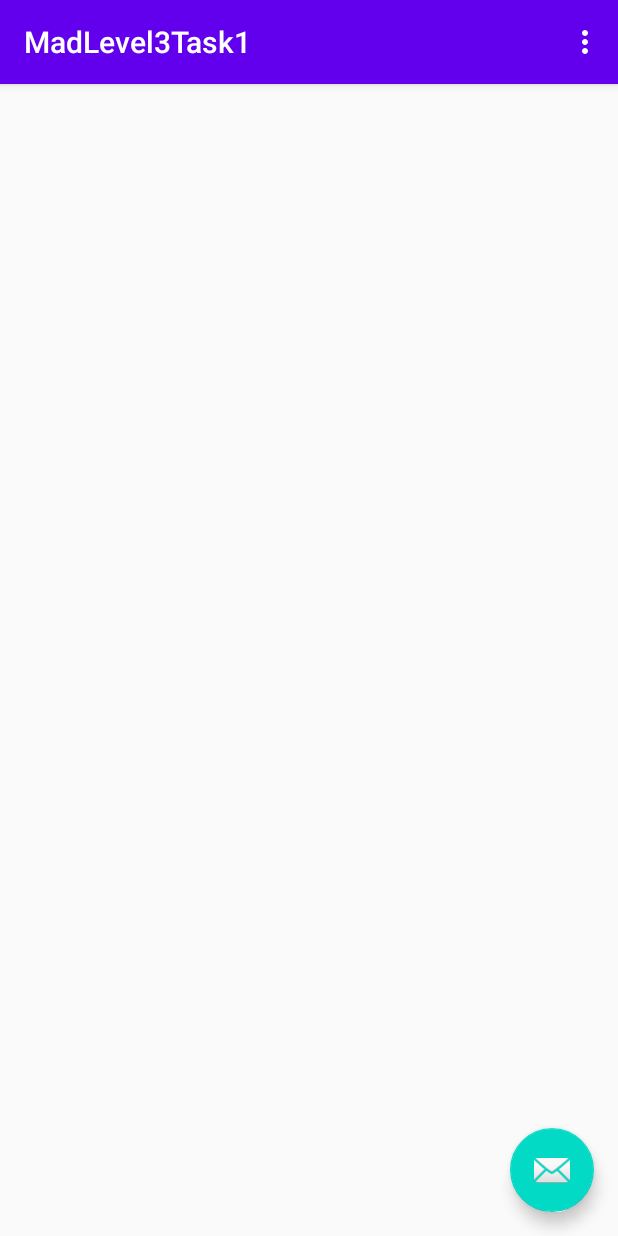
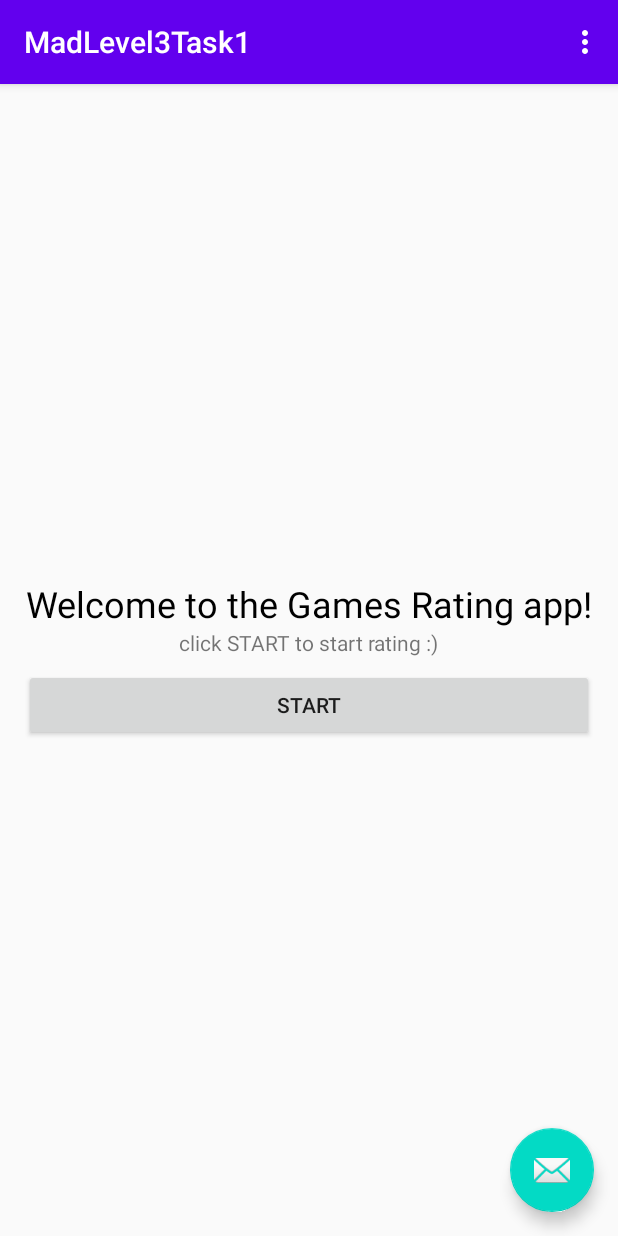
Before and after one commit to DenddyRizky/MadLevel3Task1, an Android app: the screen it shows after launch (MainActivity), on a phone screen of 412 x 824 dp. Run offline under Robolectric (Android 15) with nearby library versions, the phone set to English and light mode, and no system bars.

Commit message:
Made the layout for the startFragment and the start button takes you to the rating screen

```diff
--- a/app/src/main/java/com/example/madlevel3task1/StartFragment.kt
+++ b/app/src/main/java/com/example/madlevel3task1/StartFragment.kt
@@ -5,6 +5,8 @@ import androidx.fragment.app.Fragment
 import android.view.LayoutInflater
 import android.view.View
 import android.view.ViewGroup
+import androidx.navigation.fragment.findNavController
+import kotlinx.android.synthetic.main.fragment_start.*
 
 /**
  * A simple [Fragment] subclass as the default destination in the navigation.
@@ -21,5 +23,9 @@ class StartFragment : Fragment() {
 
     override fun onViewCreated(view: View, savedInstanceState: Bundle?) {
         super.onViewCreated(view, savedInstanceState)
+
+        btStart.setOnClickListener{
+            findNavController().navigate(R.id.action_startFragment_to_ratingFragment)
+        }
     }
 }
--- a/app/src/main/res/layout/fragment_start.xml
+++ b/app/src/main/res/layout/fragment_start.xml
@@ -4,4 +4,41 @@
     xmlns:tools="http://schemas.android.com/tools"
     android:layout_width="match_parent"
     android:layout_height="match_parent"
-    tools:context=".StartFragment"/>
+    tools:context=".StartFragment">
+
+    <TextView
+        android:id="@+id/tvTitle"
+        android:layout_width="wrap_content"
+        android:layout_height="wrap_content"
+        android:text="@string/text_title"
+        android:textColor="#000000"
+        android:textSize="24sp"
+        app:layout_constraintBottom_toTopOf="@+id/tvSubTitle"
+        app:layout_constraintEnd_toEndOf="parent"
+        app:layout_constraintStart_toStartOf="parent"
+        app:layout_constraintTop_toTopOf="parent"
+        app:layout_constraintVertical_chainStyle="packed" />
+
+    <TextView
+        android:id="@+id/tvSubTitle"
+        android:layout_width="wrap_content"
+        android:layout_height="wrap_content"
+        android:text="@string/text_subtitle"
+        app:layout_constraintBottom_toTopOf="@+id/btStart"
+        app:layout_constraintEnd_toEndOf="parent"
+        app:layout_constraintStart_toStartOf="parent"
+        app:layout_constraintTop_toBottomOf="@+id/tvTitle" />
+
+    <Button
+        android:id="@+id/btStart"
+        android:layout_width="0dp"
+        android:layout_height="wrap_content"
+        android:layout_marginStart="16dp"
+        android:layout_marginTop="8dp"
+        android:layout_marginEnd="16dp"
+        android:text="@string/button_start"
+        app:layout_constraintBottom_toBottomOf="parent"
+        app:layout_constraintEnd_toEndOf="parent"
+        app:layout_constraintStart_toStartOf="parent"
+        app:layout_constraintTop_toBottomOf="@+id/tvSubTitle" />
+</androidx.constraintlayout.widget.ConstraintLayout>
--- a/app/src/main/res/values/strings.xml
+++ b/app/src/main/res/values/strings.xml
@@ -9,4 +9,7 @@
 
     <string name="hello_first_fragment">Hello first fragment</string>
     <string name="hello_second_fragment">Hello second fragment. Arg: %1$s</string>
+    <string name="text_title">Welcome to the Games Rating app!</string>
+    <string name="text_subtitle">click START to start rating :)</string>
+    <string name="button_start">START</string>
 </resources>
```
